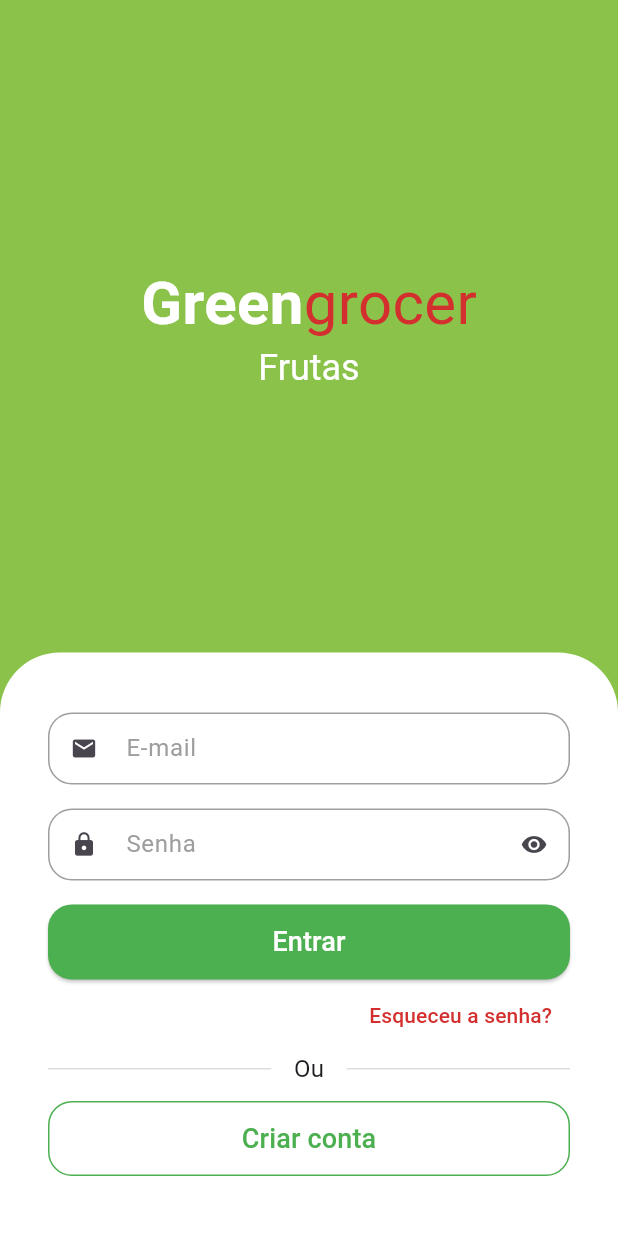
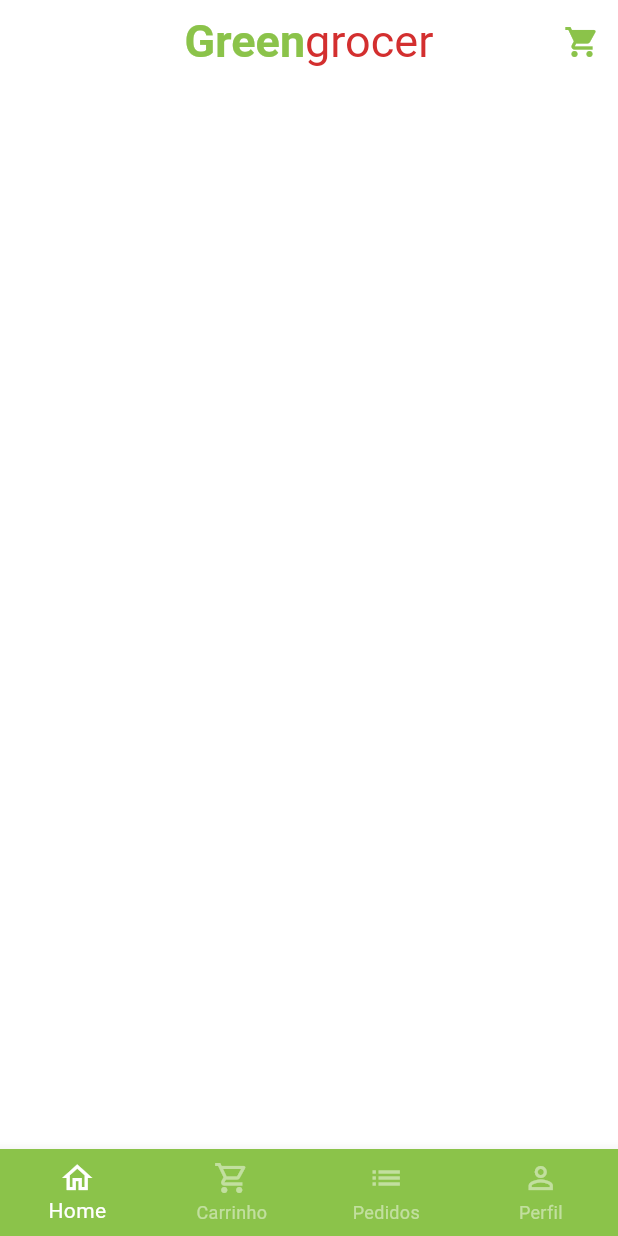
Before and after one commit to VanessaNRosa/quitanda_virtual, a Flutter app: the screen it shows after launch, after a tap on "Entrar", on a phone screen of 412 x 824 dp. Run offline on Flutter 3.47's test engine with Material 3 defaults, Android fonts, the light colour scheme and no system bars; drawn by our look-alikes of animated_text_kit; our stand-ins replace mask_text_input_formatter.

Commit message:
iniciando a tela home

```diff
--- a/lib/main.dart
+++ b/lib/main.dart
@@ -15,6 +15,7 @@
       debugShowCheckedModeBanner: false,
       theme: ThemeData(
         primarySwatch: Colors.green,
+        scaffoldBackgroundColor: Colors.white.withAlpha(190)
       ),
       home: const SignInScreen(),
     );
--- a/lib/src/auth/sign_in_screen.dart
+++ b/lib/src/auth/sign_in_screen.dart
@@ -2,6 +2,7 @@
 import 'package:flutter/material.dart';
 import 'package:quitanda_virtual/src/auth/components/custom_text_field.dart';
 import 'package:quitanda_virtual/src/auth/sign_up_screen.dart';
+import 'package:quitanda_virtual/src/base/base_screen.dart';
 import 'package:quitanda_virtual/src/config/custom_colors.dart';
 
 class SignInScreen extends StatelessWidget {
@@ -88,7 +89,13 @@
                     SizedBox(
                       height: 50,
                       child: ElevatedButton(
-                        onPressed: () {},
+                        onPressed: () {
+                          Navigator.of(context).pushReplacement(
+                            MaterialPageRoute(builder: (c){
+                               return const BaseScreen();
+                            })
+                           );
+                        },
                         style: ElevatedButton.styleFrom(
                           backgroundColor: Colors.green,
                           foregroundColor: Colors.white,
--- /dev/null
+++ b/lib/src/base/base_screen.dart
@@ -0,0 +1,60 @@
+import 'package:flutter/material.dart';
+import 'package:quitanda_virtual/src/config/custom_colors.dart';
+import 'package:quitanda_virtual/src/home/home_tab.dart';
+
+class BaseScreen extends StatefulWidget {
+   const BaseScreen({super.key});
+
+  @override
+  State<BaseScreen> createState() => _BaseScreenState();
+}
+
+class _BaseScreenState extends State<BaseScreen> {
+  int currentIndex = 0;
+  final pageController = PageController();
+
+  @override
+  Widget build(BuildContext context) {
+    return Scaffold(
+      body:PageView(
+        physics: const NeverScrollableScrollPhysics(),
+        controller: pageController,
+        children: [
+          HomeTab(),
+          Container(color: Colors.amber,),
+          Container(color: Colors.blue,),
+          Container(color: Colors.purple,),
+        ],
+
+      ),
+      bottomNavigationBar: BottomNavigationBar(
+        currentIndex: currentIndex,
+        onTap: (index){
+          setState(() {
+            currentIndex = index;
+            pageController.jumpToPage(index);
+          });
+        },
+        type: BottomNavigationBarType.fixed,
+        backgroundColor: CustomColors.customSwatchColor,
+        selectedItemColor: Colors.white,
+        unselectedItemColor: Colors.white.withAlpha(120),
+        items: [
+          BottomNavigationBarItem(
+            icon: Icon(Icons.home_outlined),
+            label: "Home",
+          ),
+          BottomNavigationBarItem(
+            icon: Icon(Icons.shopping_cart_outlined),
+            label: "Carrinho",
+          ),
+          BottomNavigationBarItem(icon: Icon(Icons.list), label: "Pedidos"),
+          BottomNavigationBarItem(
+            icon: Icon(Icons.person_outline),
+            label: "Perfil",
+          ),
+        ],
+      ),
+    );
+  }
+}
--- /dev/null
+++ b/lib/src/home/home_tab.dart
@@ -0,0 +1,49 @@
+import 'package:flutter/material.dart';
+import 'package:quitanda_virtual/src/config/custom_colors.dart';
+
+class HomeTab extends StatelessWidget {
+  const HomeTab({super.key});
+
+  @override
+  Widget build(BuildContext context) {
+    return Scaffold(
+
+      //App Bar
+      appBar: AppBar(
+        backgroundColor: Colors.transparent,
+        elevation: 0,
+        centerTitle: true,
+        title: Text.rich(
+          TextSpan(
+            children: [
+              TextSpan(
+                text: "Green",
+                style: TextStyle(
+                  color: CustomColors.customSwatchColor,
+                  fontSize: 30,
+                  fontWeight: FontWeight.bold
+                ),
+              ),
+              TextSpan(
+                text: "grocer",
+                style: TextStyle(
+                  color: CustomColors.customContrastColor,
+                  fontSize: 30,
+                ),
+              ),
+            ],
+          ),
+        ),
+        actions: [
+          IconButton(onPressed: (){
+
+          }, icon: Icon(Icons.shopping_cart, color: CustomColors.customSwatchColor,))
+        ],
+      ),
+
+      //Pesquisa
+      //Categorias
+      //Grid
+    );
+  }
+}
```
